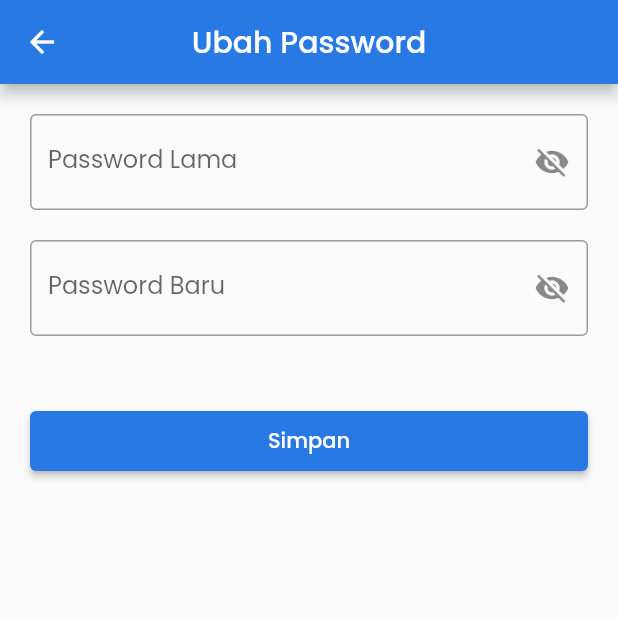
After one commit to fajarrians/minimarket_flutter, a Flutter app: the BottomNav screen opened directly, item 3 of the bottom bar chosen, after a tap on "Ubah Password", on a phone screen of 412 x 824 dp, the top half of it. The commit adds this screen. Run offline on Flutter 3.47's test engine with Material 2 defaults, Android fonts, the phone set to English and light mode, and no system bars; our stand-ins replace google_fonts, shared_preferences; accounts and stored records are empty; network calls fail.

Commit message:
16112022

```diff
--- a/lib/layouts/bottomNav.dart
+++ b/lib/layouts/bottomNav.dart
@@ -3,6 +3,7 @@ import 'package:minimarket/screens/account/account.dart';
 import 'package:minimarket/screens/dashboard.dart';
 import 'package:minimarket/screens/report.dart';
 import 'package:minimarket/theme/color.dart';
+import 'package:shared_preferences/shared_preferences.dart';
 
 class BottomNav extends StatefulWidget {
   const BottomNav({super.key});
@@ -20,10 +21,33 @@ class _BottomNavState extends State<BottomNav> {
     AccountScreen(),
   ];
 
-  void _changeSelectedNavBar(int index) {
+  @override
+  void initState() {
+    super.initState();
+    _changeSelectedNavBar();
+  }
+
+  _changeSelectedNavBar() async {
+    final localStorage = await SharedPreferences.getInstance();
+    setState(() {
+      String temp = localStorage.getString('index')!;
+      _selectedNavbar = int.parse(temp);
+      // _selectedNavbar = index;
+    });
+  }
+
+  void _onItemTapped(int index) {
     setState(() {
       _selectedNavbar = index;
+      setIndex(index.toString());
     });
+  }
+
+  setIndex(String index) async {
+    final localStorage = await SharedPreferences.getInstance();
+
+    await localStorage.setString('index', index);
+    _changeSelectedNavBar();
   }
 
   @override
@@ -50,7 +74,7 @@ class _BottomNavState extends State<BottomNav> {
         unselectedItemColor: ThemeColors().textGrey,
         showSelectedLabels: false,
         showUnselectedLabels: false,
-        onTap: _changeSelectedNavBar,
+        onTap: _onItemTapped,
       ),
     );
   }
--- a/lib/screens/account/account.dart
+++ b/lib/screens/account/account.dart
@@ -3,6 +3,7 @@ import 'dart:convert';
 import 'package:flutter/material.dart';
 import 'package:minimarket/layouts/bottomNav.dart';
 import 'package:minimarket/network/api.dart';
+import 'package:minimarket/screens/change_password.dart';
 import 'package:minimarket/screens/login.dart';
 import 'package:minimarket/theme/color.dart';
 import 'package:shared_preferences/shared_preferences.dart';
@@ -58,6 +59,25 @@ class _AccountScreenState extends State<AccountScreen> {
                 width: double.infinity,
                 child: ElevatedButton(
                   onPressed: () {
+                    Navigator.push(
+                        context,
+                        MaterialPageRoute(
+                            builder: (context) => ChangePasswordScreen()));
+                  },
+                  child: Text('Ubah Password'),
+                  style: ElevatedButton.styleFrom(
+                    backgroundColor: ThemeColors().backgroundBlue,
+                  ),
+                ),
+              ),
+              SizedBox(
+                height: 30,
+              ),
+              SizedBox(
+                height: 40,
+                width: double.infinity,
+                child: ElevatedButton(
+                  onPressed: () {
                     logout();
                   },
                   child: _isLoading
--- /dev/null
+++ b/lib/screens/change_password.dart
@@ -0,0 +1,228 @@
+import 'dart:convert';
+
+import 'package:flutter/material.dart';
+import 'package:minimarket/layouts/bottomNav.dart';
+import 'package:minimarket/network/api.dart';
+import 'package:minimarket/theme/color.dart';
+import 'package:shared_preferences/shared_preferences.dart';
+
+class ChangePasswordScreen extends StatefulWidget {
+  const ChangePasswordScreen({super.key});
+
+  @override
+  State<ChangePasswordScreen> createState() => _ChangePasswordScreenState();
+}
+
+class _ChangePasswordScreenState extends State<ChangePasswordScreen> {
+  bool _isLoading = false;
+  bool _secureTextOld = true;
+  bool _secureTextNew = true;
+  final _formKey = GlobalKey<FormState>();
+  TextEditingController old_password = TextEditingController();
+  TextEditingController new_password = TextEditingController();
+  var passwordOld;
+  var passwordNew;
+  var user_id;
+
+  @override
+  void initState() {
+    super.initState();
+    _getDataUser();
+  }
+
+  _getDataUser() async {
+    final localStorage = await SharedPreferences.getInstance();
+    var user = jsonDecode(localStorage.getString('data')!);
+
+    if (user != null) {
+      setState(() {
+        user_id = user['user_id'];
+      });
+    }
+  }
+
+  showHideOld() {
+    setState(() {
+      _secureTextOld = !_secureTextOld;
+    });
+  }
+
+  showHideNew() {
+    setState(() {
+      _secureTextNew = !_secureTextNew;
+    });
+  }
+
+  _showMsg(msg) {
+    final snackBar = SnackBar(
+      content: Text(msg),
+      action: SnackBarAction(
+        label: 'Close',
+        onPressed: () {
+          // Some code to undo the change!
+        },
+      ),
+    );
+    ScaffoldMessenger.of(this.context).showSnackBar(snackBar);
+  }
+
+  @override
+  Widget build(BuildContext context) {
+    return Scaffold(
+      appBar: AppBar(
+        centerTitle: true,
+        title: Text(
+          'Ubah Password',
+          style: TextStyle(
+            color: ThemeColors().textWhite,
+          ),
+        ),
+        backgroundColor: ThemeColors().backgroundBlue,
+        leading: IconButton(
+          icon: Icon(Icons.arrow_back, color: ThemeColors().backgroundWhite),
+          onPressed: () => Navigator.of(context).pop(),
+        ),
+      ),
+      body: Padding(
+        padding: EdgeInsets.all(20),
+        child: Column(
+          mainAxisAlignment: MainAxisAlignment.start,
+          crossAxisAlignment: CrossAxisAlignment.start,
+          children: [
+            Form(
+              key: _formKey,
+              child: Column(
+                children: [
+                  TextFormField(
+                    obscureText: _secureTextOld,
+                    enableSuggestions: false,
+                    autocorrect: false,
+                    controller: old_password,
+                    decoration: InputDecoration(
+                      border: OutlineInputBorder(),
+                      labelText: 'Password Lama',
+                      hintText: 'Masukkan password lama',
+                      suffixIcon: IconButton(
+                        onPressed: showHideOld,
+                        icon: Icon(_secureTextOld
+                            ? Icons.visibility_off
+                            : Icons.visibility),
+                      ),
+                    ),
+                    validator: (passwordOldValue) {
+                      if (passwordOldValue!.isEmpty) {
+                        return 'Username lama tidak boleh kosong!';
+                      }
+                      passwordOld = passwordOldValue;
+                      return null;
+                    },
+                  ),
+                  SizedBox(
+                    height: 20,
+                  ),
+                  TextFormField(
+                    obscureText: _secureTextNew,
+                    enableSuggestions: false,
+                    autocorrect: false,
+                    controller: new_password,
+                    decoration: InputDecoration(
+                      border: OutlineInputBorder(),
+                      labelText: 'Password Baru',
+                      hintText: 'Masukkan password baru',
+                      suffixIcon: IconButton(
+                        onPressed: showHideNew,
+                        icon: Icon(_secureTextNew
+                            ? Icons.visibility_off
+                            : Icons.visibility),
+                      ),
+                    ),
+                    validator: (passwordNewValue) {
+                      if (passwordNewValue!.isEmpty) {
+                        return 'Passsword baru tidak boleh kosong!';
+                      }
+                      passwordNew = passwordNewValue;
+                      return null;
+                    },
+                  ),
+                  SizedBox(
+                    height: 50,
+                  ),
+                  SizedBox(
+                    height: 40,
+                    width: double.infinity,
+                    child: ElevatedButton(
+                      onPressed: () {
+                        if (_formKey.currentState!.validate()) {
+                          _changePassword();
+                        }
+                      },
+                      child: _isLoading
+                          ? SizedBox(
+                              child: CircularProgressIndicator(
+                                color: ThemeColors().textWhite,
+                              ),
+                              height: 18,
+                              width: 18,
+                            )
+                          : Text(
+                              'Simpan',
+                              style: TextStyle(
+                                color: ThemeColors().textWhite,
+                              ),
+                            ),
+                      // child: Text(
+                      //   _isLoading ? 'Proccessing..' : 'Login',
+                      // ),
+                      style: ElevatedButton.styleFrom(
+                        backgroundColor: ThemeColors().backgroundBlue,
+                      ),
+                    ),
+                  ),
+                ],
+              ),
+            ),
+          ],
+        ),
+      ),
+    );
+  }
+
+  void _changePassword() async {
+    setState(() {
+      _isLoading = true;
+    });
+
+    var data = {
+      'old_password': passwordOld,
+      'new_password': passwordNew,
+      'user_id': user_id
+    };
+    var res = await Network().postData(data, '/change-password-user');
+    var body = json.decode(res.body);
+
+    if (body['statusCode'] == 201) {
+      Future.delayed(
+          Duration(seconds: 2),
+          () => [
+                Navigator.push(
+                  context,
+                  MaterialPageRoute(
+                    builder: (context) => BottomNav(),
+                  ),
+                ),
+                _showMsg(body['message'])
+              ]);
+    } else {
+      Future.delayed(
+          Duration(seconds: 2),
+          () => [
+                _showMsg(body['message']),
+                setState(() {
+                  _isLoading = false;
+                }),
+                old_password.clear(),
+                new_password.clear()
+              ]);
+    }
+  }
+}
```
Also changed, not shown: lib/screens/change_date_report.dart (+25 -2 lines), lib/screens/report.dart (+69 -5 lines), pubspec.lock.
